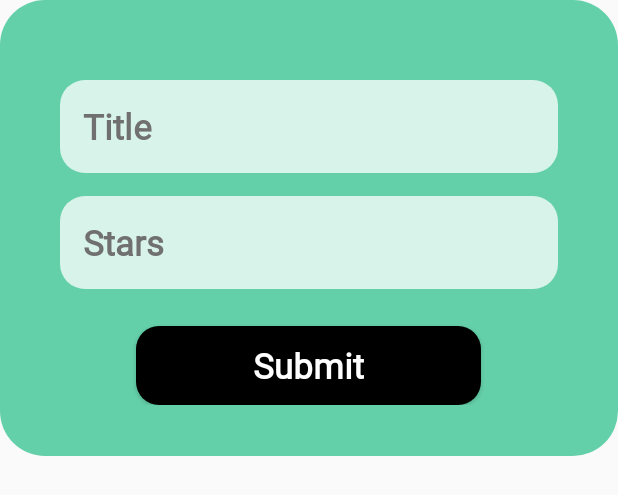
After one commit to Armaritto/Kiahk-Cup, an Android app: the layout stars_dialog.xml on its own in the app's theme, with its tools: preview values and no code run, on a phone screen of 412 x 824 dp. The commit adds this screen. Shown: the top 495 px of the screen. Run offline under Robolectric (Android 15) with nearby library versions, the phone set to English and light mode, and no system bars.

Commit message:
Manage Stars Added

```diff
--- a/app/src/main/AndroidManifest.xml
+++ b/app/src/main/AndroidManifest.xml
@@ -15,6 +15,9 @@
         android:supportsRtl="true"
         android:theme="@style/Theme.QuizFUTDraft"
         tools:targetApi="31">
+        <activity
+            android:name=".activities.ManageStarsActivity"
+            android:exported="false" />
         <activity
             android:name=".activities.AddCardActivity"
             android:exported="false" />
--- a/app/src/main/res/layout/activity_admin.xml
+++ b/app/src/main/res/layout/activity_admin.xml
@@ -32,6 +32,12 @@
             android:text="Manage Cards"
             android:background="@drawable/settings"/>
 
+        <Button
+            android:id="@+id/manage_stars"
+            style="@style/main_button"
+            android:text="Manage Stars"
+            android:background="@drawable/settings"/>
+
 
     </LinearLayout>
 
--- /dev/null
+++ b/app/src/main/res/layout/stars_dialog.xml
@@ -0,0 +1,73 @@
+<?xml version="1.0" encoding="utf-8"?>
+<LinearLayout xmlns:android="http://schemas.android.com/apk/res/android"
+    android:layout_width="match_parent"
+    android:layout_height="wrap_content"
+    android:orientation="vertical"
+    android:background="@drawable/popup_background"
+    android:gravity="center"
+    android:paddingVertical="@dimen/_26sdp">
+
+    <EditText
+        android:id="@+id/title"
+        android:layout_width="match_parent"
+        android:layout_height="wrap_content"
+        android:hint="Title"
+        android:layout_marginHorizontal="@dimen/_31sdp"
+        android:background="@drawable/button_background3"
+        android:fontFamily="@font/segoebold"
+        android:gravity="center_vertical|left"
+        android:padding="@dimen/_12sdp"
+        android:textColor="@color/black"
+        android:textColorHint="@color/gray_hint"
+        android:textSize="@dimen/_18sdp"
+        android:textStyle="bold"
+        android:inputType="text"
+        android:layout_marginTop="@dimen/_15sdp"/>
+
+    <EditText
+        android:id="@+id/stars"
+        android:layout_width="match_parent"
+        android:layout_height="wrap_content"
+        android:hint="Stars"
+        android:layout_marginHorizontal="@dimen/_31sdp"
+        android:background="@drawable/button_background3"
+        android:fontFamily="@font/segoebold"
+        android:gravity="center_vertical|left"
+        android:padding="@dimen/_12sdp"
+        android:textColor="@color/black"
+        android:textColorHint="@color/gray_hint"
+        android:textSize="@dimen/_18sdp"
+        android:textStyle="bold"
+        android:inputType="numberSigned"
+        android:layout_marginTop="@dimen/_12sdp"/>
+
+    <Button
+        android:id="@+id/dialog_button"
+        android:layout_width="@dimen/_177sdp"
+        android:layout_height="wrap_content"
+        android:text="Submit"
+        android:textAllCaps="false"
+        android:background="@drawable/button_background5"
+        android:fontFamily="@font/segoebold"
+        android:textStyle="bold"
+        android:textSize="@dimen/_18sdp"
+        android:textColor="@color/white"
+        android:layout_marginTop="@dimen/_19sdp"
+        android:padding="@dimen/_8sdp"/>
+
+    <TextView
+        android:id="@+id/delete"
+        android:layout_width="@dimen/_177sdp"
+        android:layout_height="wrap_content"
+        android:gravity="center"
+        android:text="Delete"
+        android:textAllCaps="false"
+        android:fontFamily="@font/segoebold"
+        android:textStyle="bold"
+        android:textSize="@dimen/_18sdp"
+        android:textColor="@color/black"
+        android:layout_marginTop="@dimen/_15sdp"
+        android:padding="@dimen/_3sdp"
+        android:visibility="gone"/>
+
+</LinearLayout>
```
Also changed, not shown: app/src/main/java/com/stgsporting/quiz_fut/activities/AdminActivity.java (+7 -0 lines), app/src/main/java/com/stgsporting/quiz_fut/activities/ManageStarsActivity.java (added, +176 -0 lines), app/src/main/res/layout/activity_manage_stars.xml (added, +41 -0 lines).
